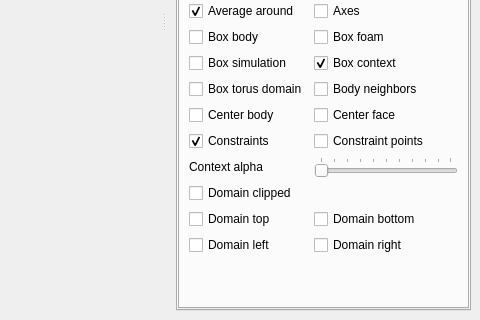
Above: MainWindow.ui from danlipsa/foamvis before the change; both pictures show x 532 to 1012 and y 279 to 599 of the 1012 by 599 pixel window. Below: the same form after it.
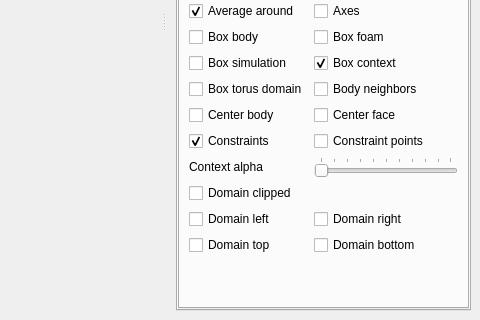
That is the form after the change. The open tabs and pages were chosen to show the change. Custom widgets are drawn as their Qt base class.

What changed in the file:
```diff
--- a/MainWindow.ui
+++ b/MainWindow.ui
@@ -502,28 +502,28 @@
                </property>
               </widget>
              </item>
-             <item row="10" column="0">
+             <item row="11" column="0">
               <widget class="QCheckBox" name="checkBoxDomainTop">
                <property name="text">
                 <string>Domain top</string>
                </property>
               </widget>
              </item>
-             <item row="10" column="1">
+             <item row="11" column="1">
               <widget class="QCheckBox" name="checkBoxDomainBottom">
                <property name="text">
                 <string>Domain bottom</string>
                </property>
               </widget>
              </item>
-             <item row="11" column="0">
+             <item row="10" column="0">
               <widget class="QCheckBox" name="checkBoxDomainLeft">
                <property name="text">
                 <string>Domain left</string>
                </property>
               </widget>
              </item>
-             <item row="11" column="1">
+             <item row="10" column="1">
               <widget class="QCheckBox" name="checkBoxDomainRight">
                <property name="text">
                 <string>Domain right</string>
```
Left out of the diff: 83 changed lines with no effect on the pictures.
